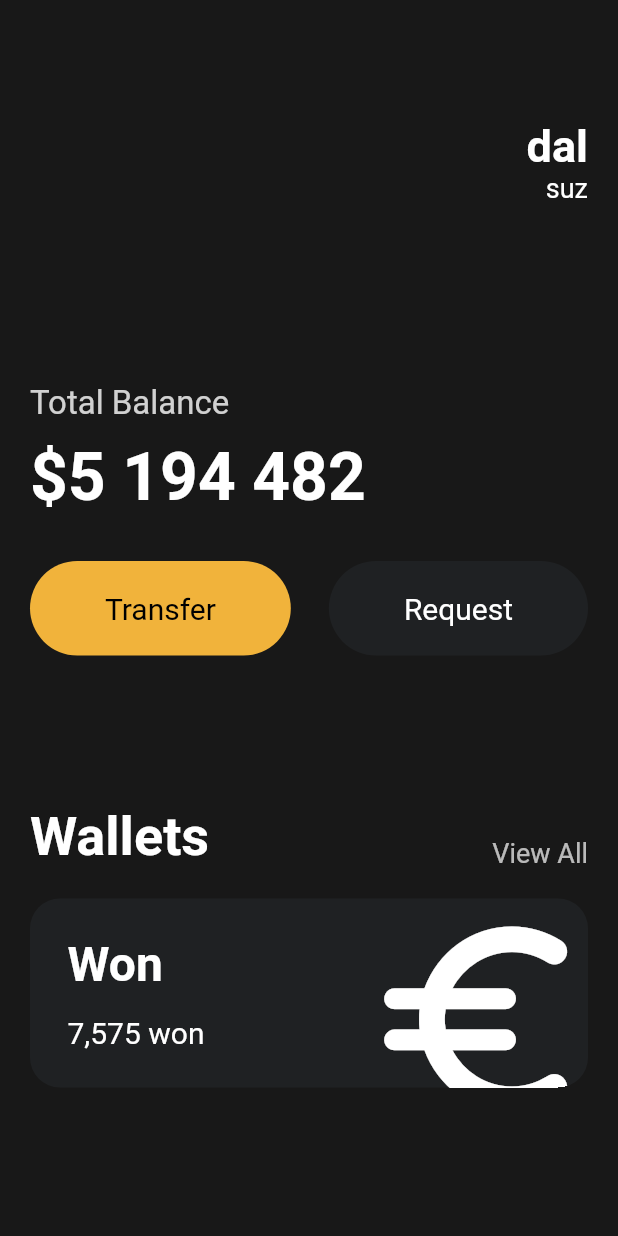
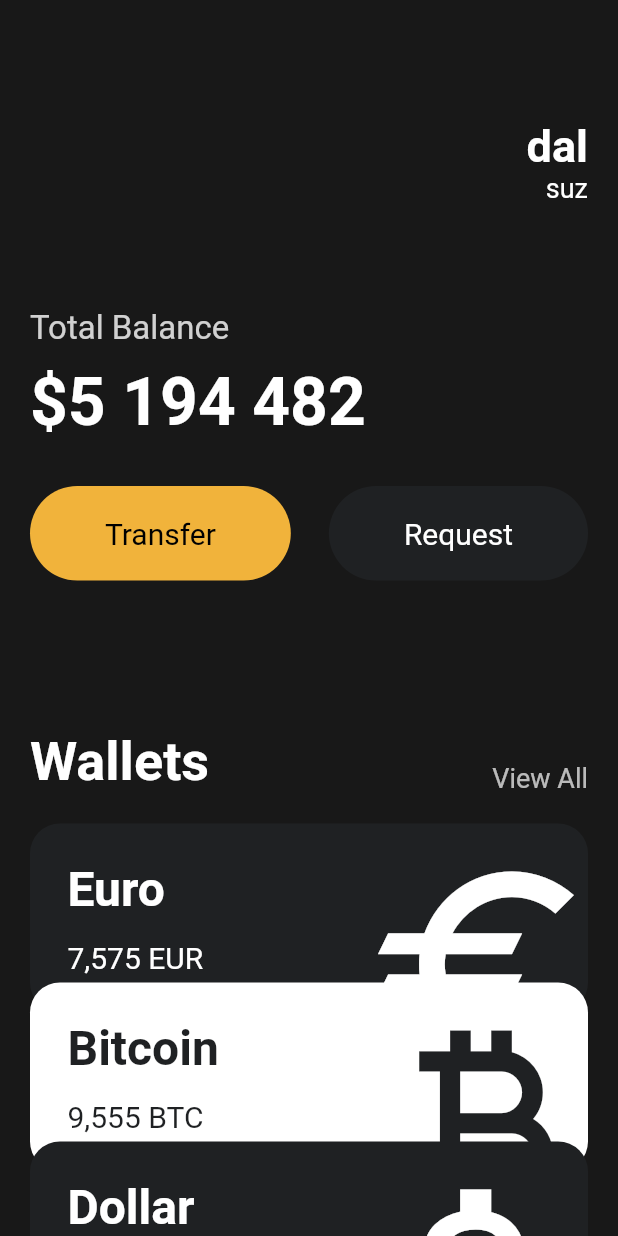
Before and after one commit to MoonhaloSUZ/Flutter, a Flutter app: the screen it shows after launch, on a phone screen of 412 x 824 dp. Run offline on Flutter 3.47's test engine with Material 2 defaults, Android fonts, the phone set to English and light mode, and no system bars.

Commit message:
SingleChildScrollView

```diff
--- a/webtoon/lib/main.dart
+++ b/webtoon/lib/main.dart
@@ -1,5 +1,6 @@
 import 'package:flutter/material.dart';
 import 'package:webtoon/widgets/Button.dart';
+import 'package:webtoon/widgets/currency_card.dart';
 //runApp 호출 가능
 //void 함수인데 Widget이 필요
 //Widget은 class와 유사
@@ -33,7 +34,8 @@ class App extends StatelessWidget {
           backgroundColor: const Color(0xFF181818),
           //Colors.색상.얼마나어두운지
 
-          body: Padding(
+          body: SingleChildScrollView(
+            child: Padding(
               padding: const EdgeInsets.symmetric(horizontal: 20),
               child: Column(
                 crossAxisAlignment: CrossAxisAlignment.start,
@@ -68,7 +70,7 @@ class App extends StatelessWidget {
                     ],
                   ),
                   const SizedBox(
-                  height: 120,
+                    height: 70,
                   ),
                   //command + '.' 사용 시 쉽고빠르게! 리팩토링 가능
                   //컨테이너, 패딩, 위젯 등 적용/삭제 모두 가능
@@ -141,74 +143,35 @@ class App extends StatelessWidget {
                   const SizedBox(
                     height: 20,
                   ),
-                Container(
-                  clipBehavior: Clip.hardEdge,
-                  decoration: BoxDecoration(
-                    color: const Color(0xFF1F2123),
-                    borderRadius: BorderRadius.circular(20),
+                  const CurrencyCard(
+                    name: 'Euro',
+                    code: 'EUR',
+                    amount: '7,575',
+                    icon: Icons.euro,
+                    isInverted: false,
                   ),
-                  child: Padding(
-                    padding: const EdgeInsets.symmetric(
-                        vertical: 25, horizontal: 25),
-                    child: Row(
-                      mainAxisAlignment: MainAxisAlignment.spaceBetween,
-                      children: [
-                        Column(
-                          crossAxisAlignment: CrossAxisAlignment.start,
-                          children: [
-                            const Text(
-                              'Won',
-                              style: TextStyle(
-                                color: Colors.white,
-                                fontSize: 32,
-                                fontWeight: FontWeight.w600,
+                  Transform.translate(
+                    offset: const Offset(0, -20),
+                    child: const CurrencyCard(
+                      name: 'Bitcoin',
+                      code: 'BTC',
+                      amount: '9,555',
+                      icon: Icons.currency_bitcoin,
+                      isInverted: true,
                     ),
                   ),
-                            const SizedBox(
-                              height: 15,
-                            ),
-                            Row(
-                              children: const [
-                                Text(
-                                  '7,575',
-                                  style: TextStyle(
-                                    color: Colors.white,
-                                    fontSize: 20,
-                                  ),
-                                ),
-                                SizedBox(
-                                  width: 5,
-                                ),
-                                Text(
-                                  'won',
-                                  style: TextStyle(
-                                    color: Colors.white,
-                                    fontSize: 20,
+                  Transform.translate(
+                    offset: const Offset(0, -40),
+                    child: const CurrencyCard(
+                      name: 'Dollar',
+                      code: 'USD',
+                      amount: '7,575',
+                      icon: Icons.attach_money_outlined,
+                      isInverted: false,
                     ),
                   ),
                 ],
               ),
-                          ],
-                        ),
-                        Transform.scale(
-                          //아래 Icon()에서 size를 키우면 카드가 함께 커지기 때문에
-                          //Transform.을 사용하여 아이콘만 크기 조절 되도록 만듦
-                          scale: 2.2,
-                          child: Transform.translate(
-                            //아이콘의 x,y 좌표 변경을 위해 translate 사용
-                            offset: const Offset(-4, 8),
-                            child: const Icon(
-                              Icons.euro_rounded,
-                              color: Colors.white,
-                              size: 75,
-                            ),
-                          ),
-                        )
-                      ],
-                    ),
-                  ),
-                ),
-              ],
             ),
           )),
     );
```
Lines whose indentation alone changed are shown as unchanged.
